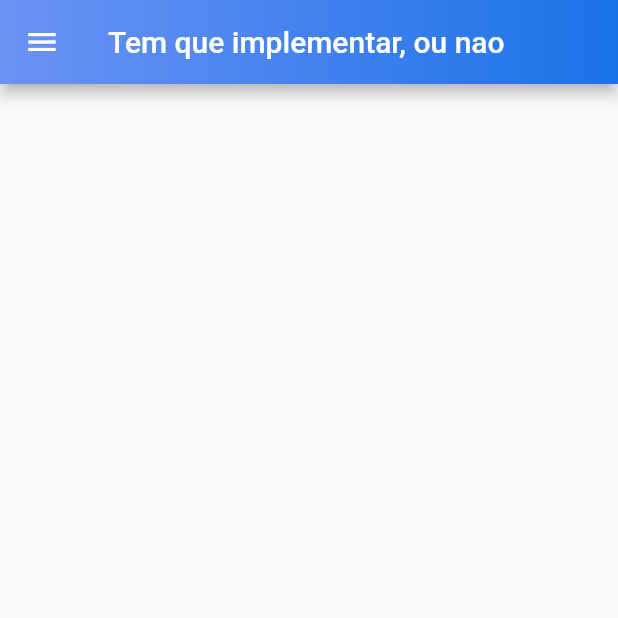
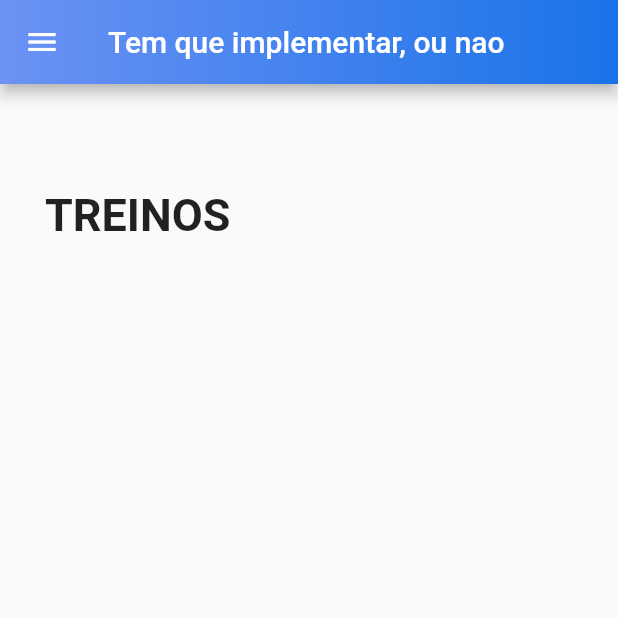
Before and after one commit to Felpezs/Gym-App, a Flutter app: the ScreenUserInfo screen opened by its route, after a tap on "Continuar", on a phone screen of 412 x 824 dp, the top half of it. Run offline on Flutter 3.47's test engine with Material 2 defaults, Android fonts, the phone set to English and light mode, and no system bars.

Commit message:
Tela Treinos

```diff
--- a/lib/main.dart
+++ b/lib/main.dart
@@ -5,6 +5,7 @@ import 'view/telas_iniciais/screenCadastro.dart';
 import 'view/telas_iniciais/screenUserInfo.dart';
 import 'view/telas_iniciais/screenLogin.dart';
 import 'view/tela_exercicios/screenTreinos.dart';
+import 'view/tela_exercicios/screenExerciciosTreino.dart';
 import 'controller/inputData.dart';
 import 'widgets/buttonWidget.dart';
 void main() {
@@ -21,7 +22,7 @@ class MyApp extends StatelessWidget {
       theme: ThemeData(
         primarySwatch: Colors.blue,
       ),
-      initialRoute: '/',
+      initialRoute: '/treinos',
       routes: {
         "/":(context)=> const ScreenLogin(),
         "/cadastro":(context)=> const ScreenCadastro(),
@@ -29,7 +30,7 @@ class MyApp extends StatelessWidget {
         "/treinos":(context)=> const ScreenTreinos(),
         "/treinos/exercicios_registrados":(context)=> const ScreenListaExercicios(),
         "/treinos/exercicios_registrados/criar_exercicio":(context)=> const ScreenCriarExercicio(),
-        //"/treinos/exercicios_treino":(context)=> const ScreenExerciciosTreino(),
+        "/treinos/exercicios_treino":(context)=> const ScreenExerciciosTreino(),
         //"/treinos/exercicios_treino/executar_treino":(context)=> const ScreenExecutarTreino(),
         //"/treinos/exercicios_treino/adicionar_exercicio":(context)=> const ScreenAdicionarExercicio(),
         //"/treinos/historico":(context) => const ScreenHistorico(),
--- a/lib/view/tela_exercicios/screenComponentes.dart
+++ /dev/null
@@ -1 +0,0 @@
-import 'package:flutter/material.dart';
--- a/lib/view/tela_exercicios/screenTreinos.dart
+++ b/lib/view/tela_exercicios/screenTreinos.dart
@@ -10,6 +10,25 @@ class ScreenTreinos extends StatelessWidget{
     return Scaffold(
       appBar: MyAppBar(context),
       drawer: const MyDrawer(),
+      body: Align(
+        child: Column(
+          children: [
+            const Align(
+              alignment: Alignment.centerLeft,
+              child: Padding(
+                padding: EdgeInsets.only(left: 30,top: 70, bottom: 30),
+                child: Text(
+                  "TREINOS",
+                  style: TextStyle(
+                    fontSize: 30,
+                    fontWeight: FontWeight.bold
+                  ),
+                ),
+              ),
+            ),
+          ]
+        )
+      ),
     );
   }
 }
--- a/lib/view/telas_iniciais/screenUserInfo.dart
+++ b/lib/view/telas_iniciais/screenUserInfo.dart
@@ -24,7 +24,8 @@ class ScreenUserInfo extends StatelessWidget{
             buttonText: "Continuar",
             width: 100,
             onpressed: (){
-              Navigator.pushReplacementNamed(context, "/treinos");
+              Navigator.pop(context);
+              Navigator.pushNamed(context, "/treinos");
           })
           ]
         ),
--- a/lib/widgets/drawerWidget.dart
+++ b/lib/widgets/drawerWidget.dart
@@ -6,11 +6,7 @@ class MyDrawer extends StatelessWidget{
   @override
   Widget build(BuildContext context){
     return Drawer(
-    // Add a ListView to the drawer. This ensures the user can scroll
-    // through the options in the drawer if there isn't enough vertical
-    // space to fit everything.
     child: ListView(
-      // Important: Remove any padding from the ListView.
       padding: EdgeInsets.zero,
       children: [
         const DrawerHeader(
```
Also changed, not shown: lib/view/tela_exercicios/screenExerciciosTreino.dart (added, +22 -0 lines), lib/widgets/cardTreinoWidget.dart (added, +58 -0 lines).
